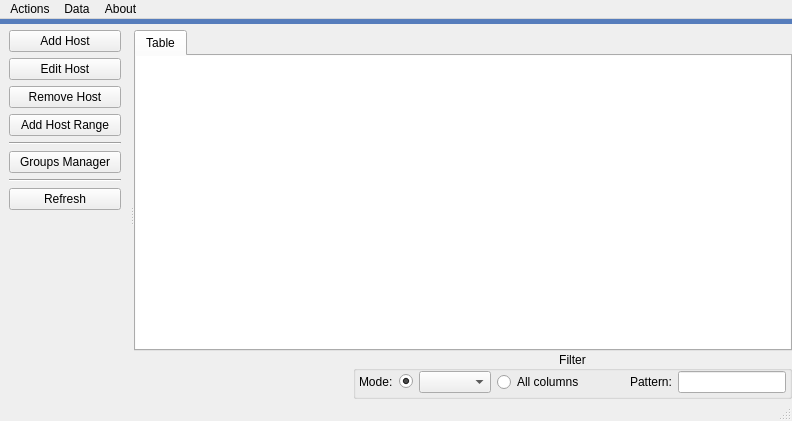
First picture: the form in gui/MainWindow.ui, repository c3pw/c3networks, before the edit.
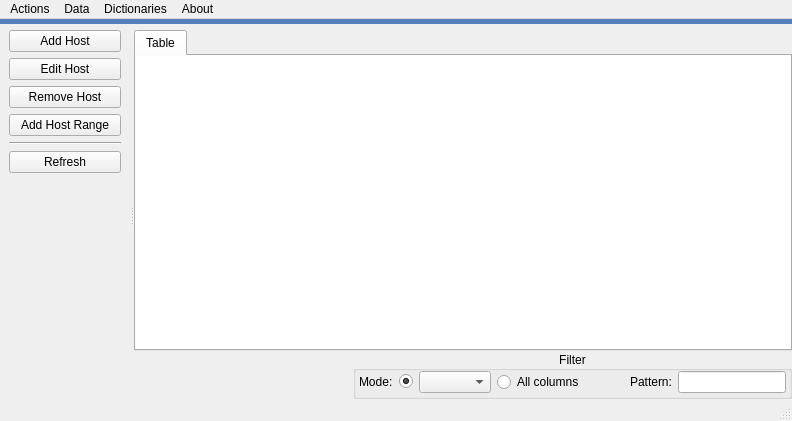
Second picture: the form after the edit.

Commit message: Interface type's manager has been added.

The edit to the form file:
```diff
--- a/gui/MainWindow.ui
+++ b/gui/MainWindow.ui
@@ -155,23 +155,6 @@
            </property>
           </widget>
          </item>
-         <item>
-          <widget class="Line" name="line">
-           <property name="orientation">
-            <enum>Qt::Horizontal</enum>
-           </property>
-          </widget>
-         </item>
-         <item>
-          <widget class="QPushButton" name="buttonGroupsManager">
-           <property name="text">
-            <string>Groups Manager</string>
-           </property>
-           <property name="flat">
-            <bool>false</bool>
-           </property>
-          </widget>
-         </item>
          <item>
           <widget class="Line" name="line_2">
            <property name="orientation">
@@ -526,8 +509,16 @@
     <addaction name="actionDNS1"/>
     <addaction name="actionDNS2"/>
    </widget>
+   <widget class="QMenu" name="menuDictionaries">
+    <property name="title">
+     <string>Dictionaries</string>
+    </property>
+    <addaction name="actionDevice_Groups"/>
+    <addaction name="actionInterface_Types"/>
+   </widget>
    <addaction name="menuActions"/>
    <addaction name="menuAdvanced"/>
+   <addaction name="menuDictionaries"/>
    <addaction name="menuAbout"/>
   </widget>
   <widget class="QStatusBar" name="statusBar"/>
```
Left out of the diff: 15 changed lines with no effect on the pictures. The commit also changes 14 other files.
